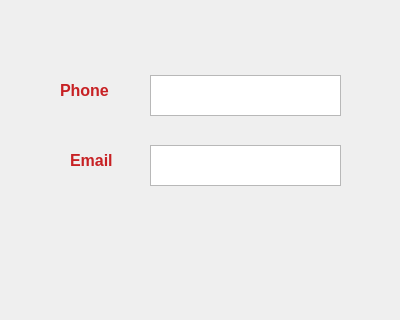
Qt form src/ui/qt_ui/car_inspection_alt_2.ui (st1069364/CarBazaar) before a commit; both pictures show x 0 to 400 and y 245 to 565 of the 400 by 881 pixel window.
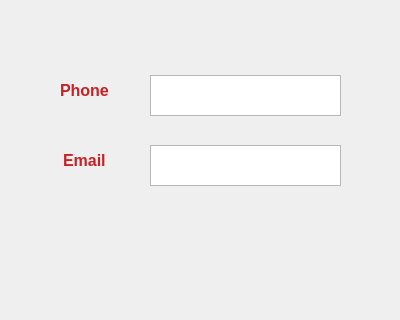
The same form after that commit. Icons and pictures are not drawn.

Commit message: Updated .qrc resource .py compiled file

```diff
--- a/src/ui/qt_ui/car_inspection_alt_2.ui
+++ b/src/ui/qt_ui/car_inspection_alt_2.ui
@@ -300,7 +300,7 @@
    <widget class="QLabel" name="label_13">
     <property name="geometry">
      <rect>
-      <x>70</x>
+      <x>63</x>
       <y>390</y>
       <width>51</width>
       <height>31</height>
```
Left out of the diff: 35 changed lines with no effect on the pictures. The commit also changes 1 other file.
